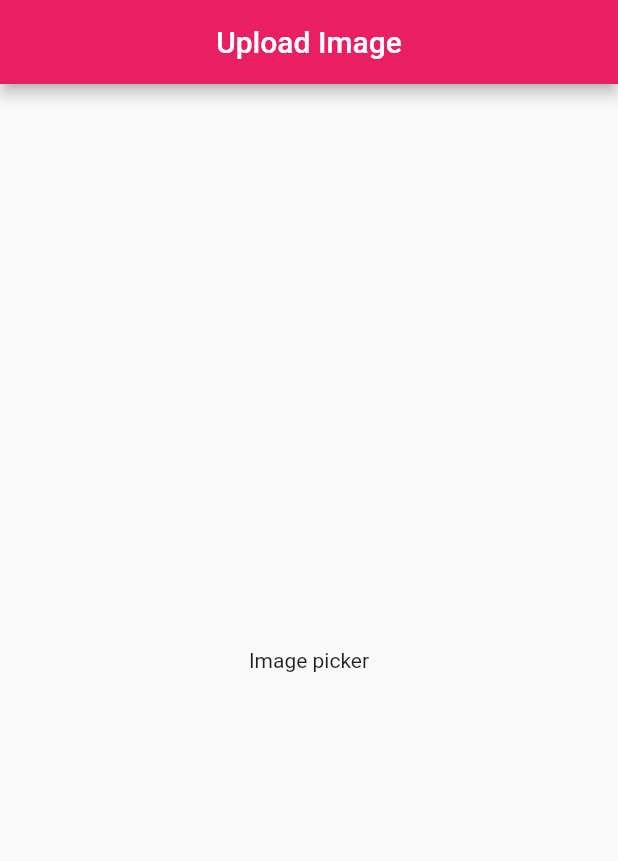
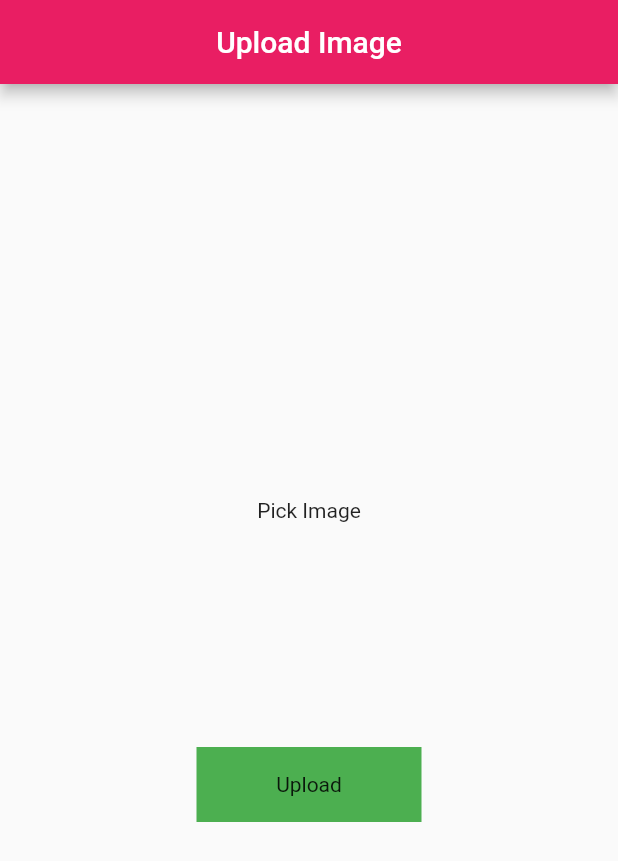
Before and after one commit to zainahmed0597/Flltter-REST-API, a Flutter app: the screen it shows after launch, on a phone screen of 412 x 824 dp. Shown: the top 861 px of the screen. Run offline on Flutter 3.47's test engine with Material 2 defaults, Android fonts, the phone set to English and light mode, and no system bars; drawn by our look-alikes of modal_progress_hud_nsn; our stand-ins replace image_picker.

Commit message:
Part-14 - Flutter Upload File/Image To Rest API/Server Using Multiport Http Request with Null Safety

```diff
--- a/lib/upload_image.dart
+++ b/lib/upload_image.dart
@@ -1,7 +1,8 @@
 import 'dart:io';
-
+import 'package:http/http.dart' as http;
 import 'package:flutter/material.dart';
 import 'package:image_picker/image_picker.dart';
+import 'package:modal_progress_hud_nsn/modal_progress_hud_nsn.dart';
 
 class UploadImageScreen extends StatefulWidget {
   const UploadImageScreen({Key? key}) : super(key: key);
@@ -10,15 +11,54 @@
   State<UploadImageScreen> createState() => _UploadImageScreenState();
 }
 
-class _UploadImageScreenState extends State<UploadImageScreen>{
-
+class _UploadImageScreenState extends State<UploadImageScreen> {
   File? image;
   final _picker = ImagePicker();
   bool showSpinner = false;
 
+  Future getImage() async {
+    final pickedFile =
+        await _picker.pickImage(source: ImageSource.gallery, imageQuality: 80);
+    if (pickedFile != null) {
+      image = File(pickedFile.path);
+      setState(() {});
+    } else {
+      print("no image selected");
+    }
+  }
+
+  Future<void> uploadImage() async {
+    setState(() {
+      showSpinner = true;
+    });
+    var stream = new http.ByteStream(image!.openRead());
+    stream.cast();
+    var length = await image!.length();
+    var uri = Uri.parse('https://fakestoreapi.com/products');
+    var request = new http.MultipartRequest('POST', uri);
+    request.fields['title'] = "Static =title";
+    var multiport = new http.MultipartFile('image', stream, length);
+    request.files.add(multiport);
+    var response = await request.send();
+    print(response.stream.toString());
+    if (response.statusCode == 200) {
+      setState(() {
+        showSpinner = false;
+      });
+      print('Image uploaded');
+    } else {
+      print('Upload image failed ');
+      setState(() {
+        showSpinner = false;
+      });
+    }
+  }
+
   @override
   Widget build(BuildContext context) {
-    return Scaffold(
+    return ModalProgressHUD(
+      inAsyncCall: showSpinner,
+      child: Scaffold(
         appBar: AppBar(
           centerTitle: true,
           title: const Text('Upload Image'),
@@ -27,9 +67,16 @@
           mainAxisAlignment: MainAxisAlignment.center,
           crossAxisAlignment: CrossAxisAlignment.center,
           children: [
-          Container(
-            child: image == null ? const Center(child: Text("Image picker"),) :
-                Container(
+            GestureDetector(
+              onTap: () {
+                getImage();
+              },
+              child: Container(
+                child: image == null
+                    ? const Center(
+                        child: Text("Pick Image"),
+                      )
+                    : Container(
                         child: Center(
                           child: Image.file(
                             File(image!.path).absolute,
@@ -40,7 +87,25 @@
                         ),
                       ),
               ),
+            ),
+            const SizedBox(
+              height: 150,
+            ),
+            GestureDetector(
+              onTap: () {
+                uploadImage();
+              },
+              child: Container(
+                height: 50,
+                width: 150,
+                color: Colors.green,
+                child: const Center(
+                  child: Text('Upload'),
+                ),
+              ),
+            ),
           ],
+        ),
       ),
     );
   }
```
Also changed, not shown: pubspec.lock, 14 other files. Lines whose indentation alone changed are shown as unchanged.
